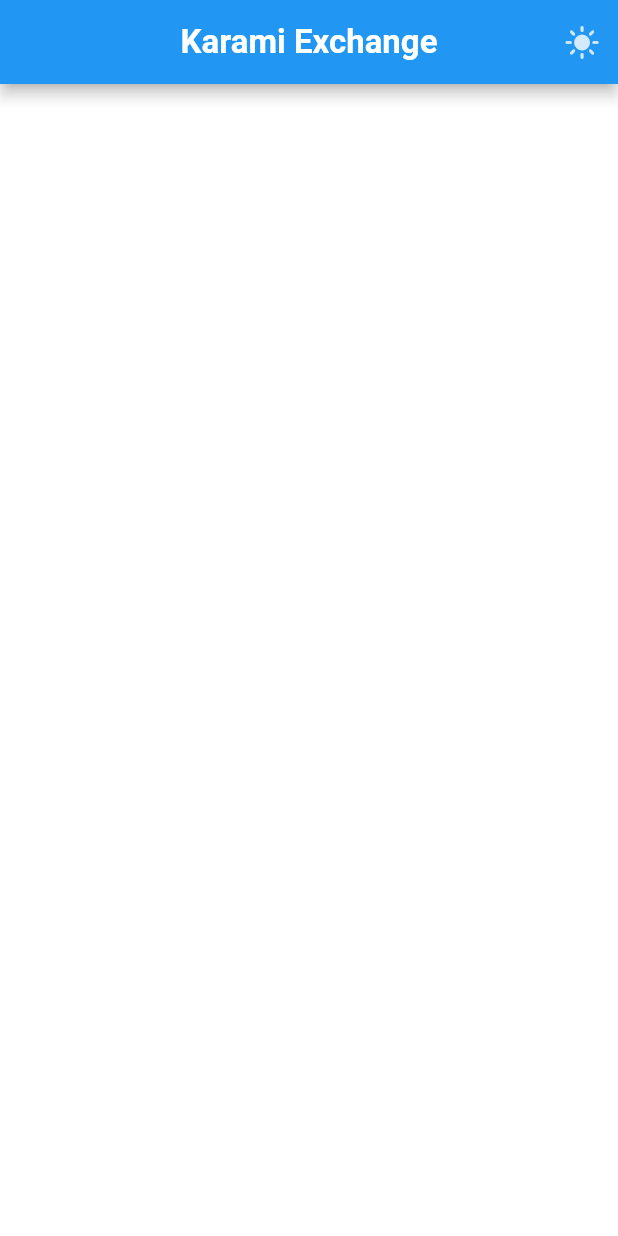
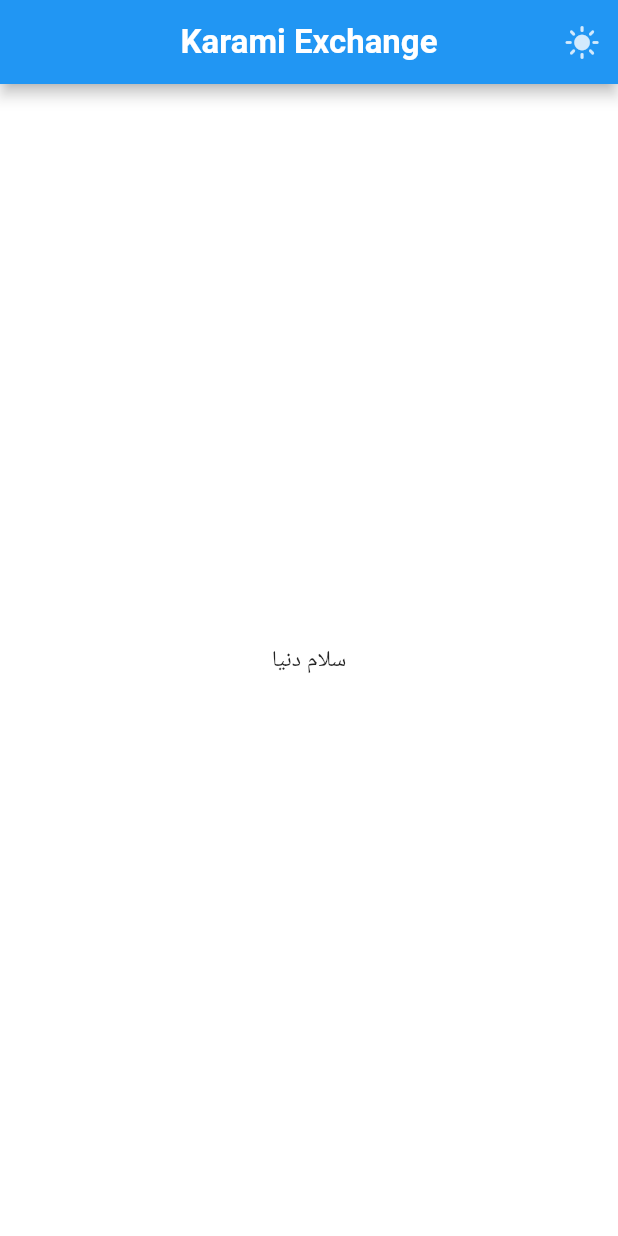
Before and after one commit to omidkarami77/exchange, a Flutter app: the screen it shows after launch, on a phone screen of 412 x 824 dp. Run offline on Flutter 3.47's test engine with Material 2 defaults, Android fonts, the light colour scheme and no system bars; our stand-ins replace google_fonts; generated files the repository leaves out were written again; Roboto replaces fonts that are missing (Ubuntu).

Commit message:
fix bug project to translate

```diff
--- /dev/null
+++ b/l10n.yaml
@@ -0,0 +1,3 @@
+arb-dir: lib/l10n
+template-arb-file: app_en.arb
+output-localization-file: app_localizations.dart
--- /dev/null
+++ b/lib/l10n/app_en.arb
@@ -0,0 +1,7 @@
+{
+    "helloWorld": "Hello World",
+    "esm":"omid",
+    "@helloWorld": {
+      "description": "The conventional newborn programmer greeting"
+    }
+}
--- /dev/null
+++ b/lib/l10n/app_fa.arb
@@ -0,0 +1,7 @@
+{
+    "helloWorld": "سلام دنیا",
+    "esm":"امید",
+    "@helloWorld": {
+      "description": "The conventional newborn programmer greeting"
+    }
+}
--- a/lib/main.dart
+++ b/lib/main.dart
@@ -3,6 +3,8 @@ import 'package:exchange/ui/ui_helper/ThemeSwitcher.dart';
 import 'package:flutter/material.dart';
 import 'package:flutter/services.dart';
 import 'package:provider/provider.dart';
+import 'package:flutter_localizations/flutter_localizations.dart';
+import 'package:flutter_gen/gen_l10n/app_localizations.dart';
 
 void main() {
   WidgetsFlutterBinding.ensureInitialized();
@@ -29,23 +31,50 @@ class _MyMaterialAppState extends State<MyMaterialApp> {
     return Consumer<ThemeProvider>(
       builder: ((context, ThemeProvider, child) {
         return MaterialApp(
+          locale: Locale('fa', ''),
+          title: 'Localizations Sample App',
+          localizationsDelegates: const [
+            AppLocalizations.delegate, // Add this line
+
+            GlobalMaterialLocalizations.delegate,
+            GlobalWidgetsLocalizations.delegate,
+            GlobalCupertinoLocalizations.delegate,
+          ],
+          supportedLocales: const [
+            Locale('en', ''), // English, no country code
+            Locale('fa', ''), // Spanish, no country code
+          ],
           themeMode: ThemeProvider.themeMode,
           theme: MyThemes.lightTheme,
           darkTheme: MyThemes.darkTheme,
           debugShowCheckedModeBanner: false,
           home: Directionality(
             textDirection: TextDirection.ltr,
-            child: Scaffold(
-              appBar: AppBar(
-                actions: [ThemeSwitcher()],
-                title: Text('Karami Exchange'),
-                centerTitle: true,
-              ),
-              body: Container(),
-            ),
+            child: Body(),
           ),
         );
       }),
     );
   }
 }
+
+class Body extends StatefulWidget {
+  const Body({super.key});
+
+  @override
+  State<Body> createState() => _BodyState();
+}
+
+class _BodyState extends State<Body> {
+  @override
+  Widget build(BuildContext context) {
+    return Scaffold(
+      appBar: AppBar(
+        actions: [ThemeSwitcher()],
+        title: Text('Karami Exchange'),
+        centerTitle: true,
+      ),
+      body: Center(child: Text(AppLocalizations.of(context)!.helloWorld)),
+    );
+  }
+}
--- a/pubspec.yaml
+++ b/pubspec.yaml
@@ -31,10 +31,11 @@ environment:
 dependencies:
   flutter:
     sdk: flutter
+  flutter_localizations: # Add this line
+    sdk: flutter         # Add this line
+  intl: ^0.17.0 # Add this line
   provider: ^6.0.3
   google_fonts: ^3.0.1
-
-
   # The following adds the Cupertino Icons font to your application.
   # Use with the CupertinoIcons class for iOS style icons.
   cupertino_icons: ^1.0.2
@@ -55,6 +56,7 @@ dev_dependencies:
 
 # The following section is specific to Flutter packages.
 flutter:
+  generate: true # Add this line
 
   # The following line ensures that the Material Icons font is
   # included with your application, so that you can use the icons in
```
Also changed, not shown: pubspec.lock.
